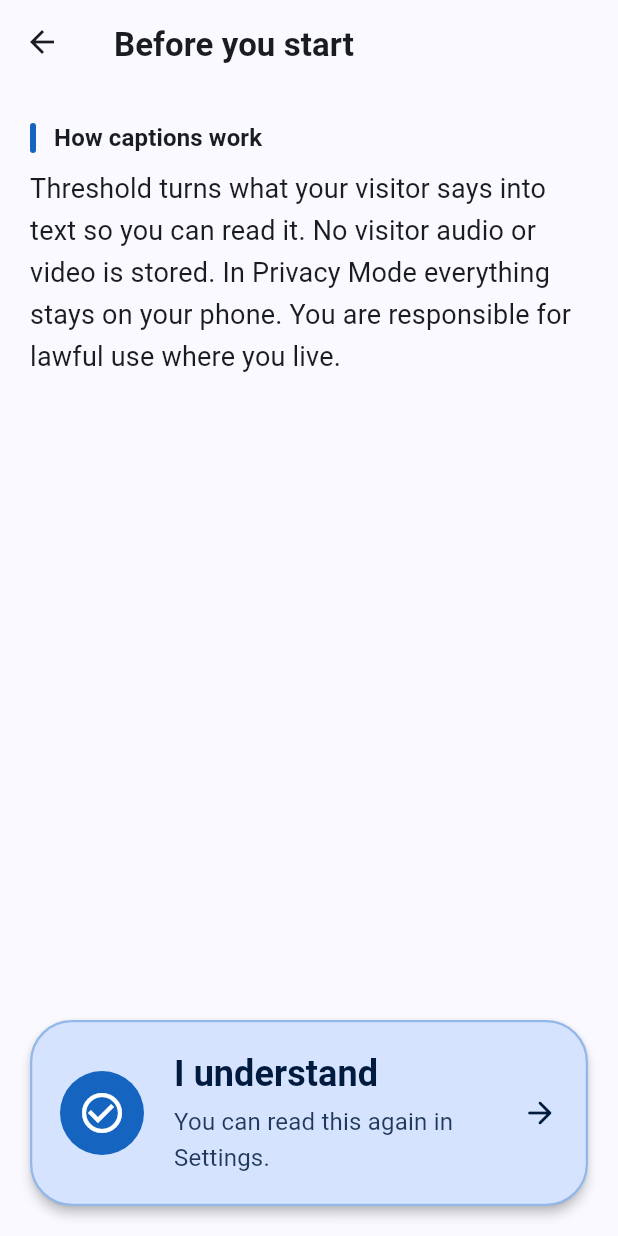
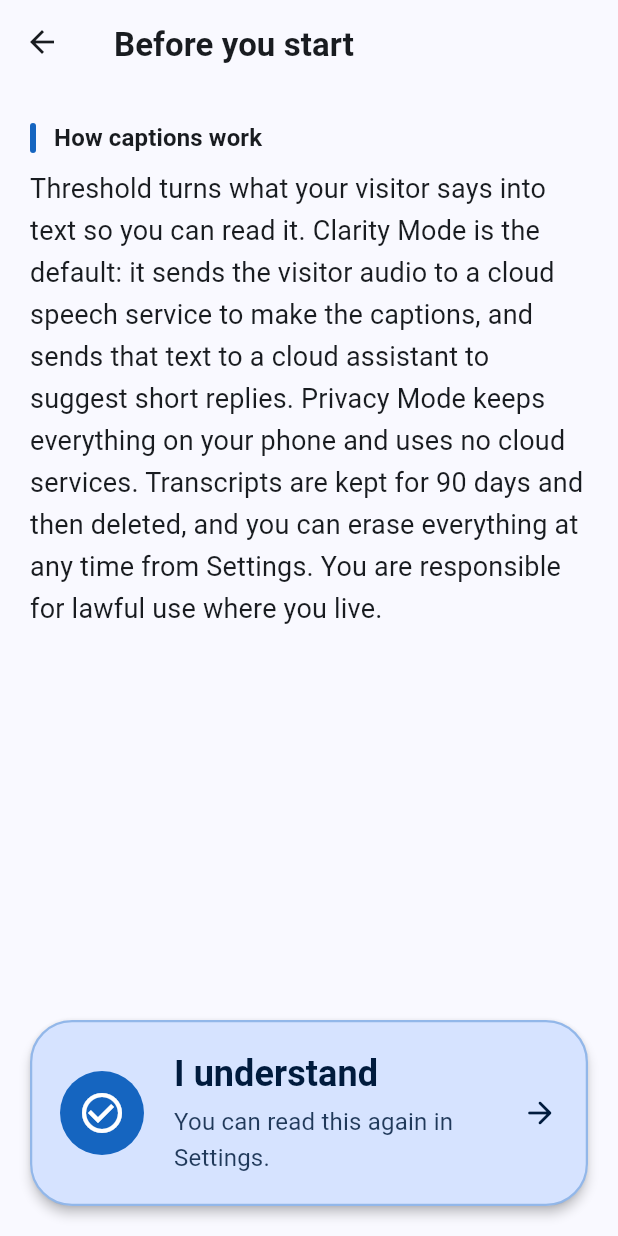
Before and after one commit to suletetes/threshold-doorbell, a Flutter app: the screen it shows after launch, after a tap on "Answer the door", on a phone screen of 412 x 824 dp. Run offline on Flutter 3.47's test engine with Material 3 defaults, Android fonts, the phone set to English and light mode, and no system bars; our stand-ins replace flutter_riverpod, shared_preferences; project files that could hold a hidden picture were left out.

Commit message:
fix(app): make recording-notice copy informed consent (HIGH-11)

```diff
--- a/app/lib/consent/recording_notice.dart
+++ b/app/lib/consent/recording_notice.dart
@@ -18,11 +18,23 @@
 
 import 'dart:async';
 
-/// The exact first-run notice text (FR-14.1). Plain language, dash-free (NFR-10).
+/// The exact first-run notice text (FR-14.1, HIGH-11). Informed consent, plain
+/// language, dash-free (NFR-10). It names the real processing so the resident
+/// knows what happens before they acknowledge: Clarity Mode (the default) sends
+/// audio to a cloud speech service and sends the text to a cloud assistant for
+/// short suggested replies; Privacy Mode keeps everything on the phone; the
+/// 90 day retention and the erase path are stated. The old copy ("No visitor
+/// audio or video is stored. In Privacy Mode everything stays on your phone")
+/// understated the cloud processing and omitted retention, which the audit
+/// flagged as not being informed consent.
 const String kRecordingNoticeText =
-    'Threshold turns what your visitor says into text so you can read it. No '
-    'visitor audio or video is stored. In Privacy Mode everything stays on your '
-    'phone. You are responsible for lawful use where you live.';
+    'Threshold turns what your visitor says into text so you can read it. '
+    'Clarity Mode is the default: it sends the visitor audio to a cloud speech '
+    'service to make the captions, and sends that text to a cloud assistant to '
+    'suggest short replies. Privacy Mode keeps everything on your phone and uses '
+    'no cloud services. Transcripts are kept for 90 days and then deleted, and '
+    'you can erase everything at any time from Settings. You are responsible for '
+    'lawful use where you live.';
 
 /// Persists the first-run acknowledgement and the audible-notice preference. The
 /// live binding wraps shared_preferences; the fake keeps values in memory.
```
Also changed, not shown: 1 other file.
